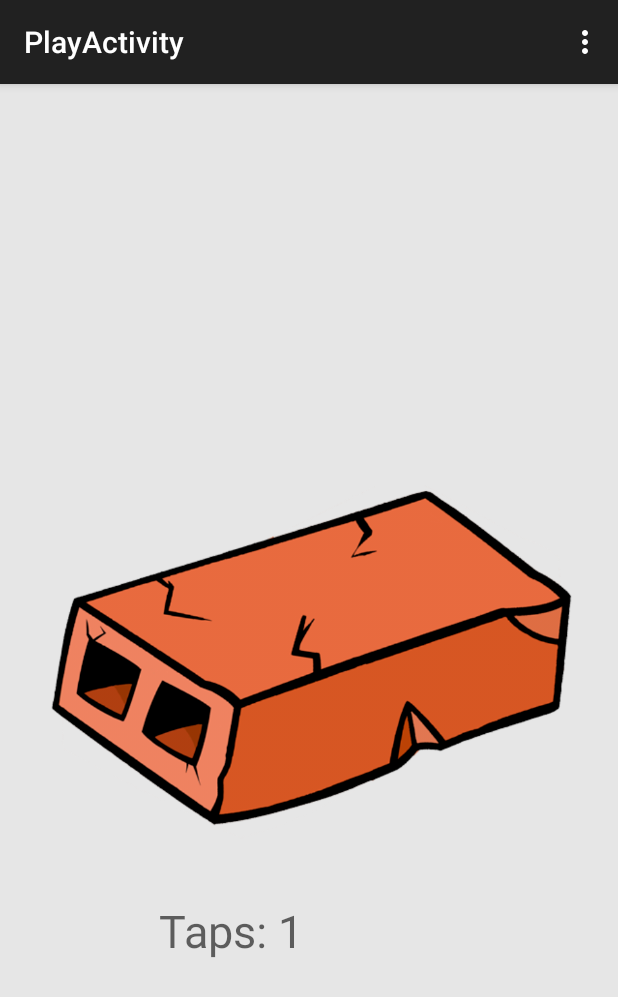
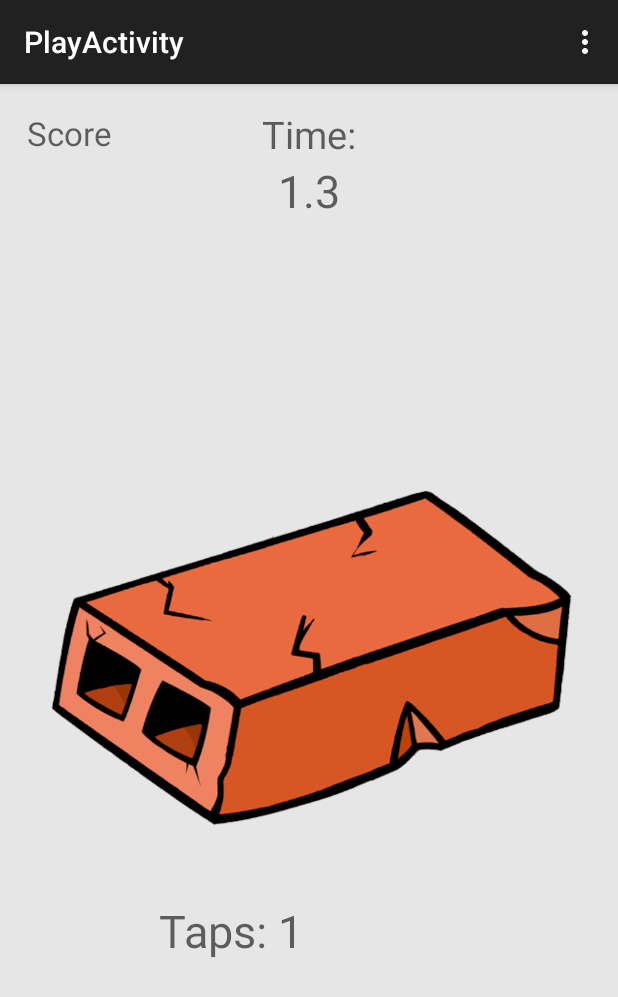
Before and after one commit to Turtle-Hero/IndividualGame, an Android app: the PlayActivity screen opened directly, with no data from a screen before it, after a tap on an icon or button, on a phone screen of 412 x 824 dp. Shown: the top 997 px of the screen. Run offline under Robolectric (Android 15) with nearby library versions, the phone set to English and light mode, and no system bars.

Commit message:
new 'cracked' state of brick
-brick health tracker
-score method

```diff
--- a/AndroidStudioProjects/IndividualGame/app/src/main/java/trevorwarner/individualgame/PlayActivity.java
+++ b/AndroidStudioProjects/IndividualGame/app/src/main/java/trevorwarner/individualgame/PlayActivity.java
@@ -1,6 +1,7 @@
 package trevorwarner.individualgame;
 
 import android.graphics.drawable.Drawable;
+import android.os.CountDownTimer;
 import android.support.v7.app.ActionBarActivity;
 import android.os.Bundle;
 import android.util.Log;
@@ -11,17 +12,23 @@ import android.widget.ImageButton;
 import android.widget.TextView;
 
 
+
 public class PlayActivity extends ActionBarActivity {
 
     private int brickTapCount;
     private int brickHealth;
     private int totalBrickHealth;
     private int twoThirdsHealth;
+    private int oneThirdHealth;
     private int score;
     private TextView brickView;
+    private TextView scoreKeeper;
+    private TextView timeKeeper;
+    private String timeSec;
+    private String timeMilli;
     private String brickTapString;
     private ImageButton brickButton;
-    private Drawable crackBrick;
+    long millis;
     private String TAG = " TAG ";
 
     @Override
@@ -29,13 +36,19 @@ public class PlayActivity extends ActionBarActivity {
         super.onCreate(savedInstanceState);
         setContentView(R.layout.activity_play);
         brickView = (TextView) findViewById(R.id.brickCount);
+        scoreKeeper = (TextView) findViewById(R.id.scoreKeeper);
+        timeKeeper = (TextView) findViewById(R.id.timeKeeper);
         brickButton = (ImageButton) findViewById(R.id.brickButton);
-        totalBrickHealth = 3;
-        brickHealth = totalBrickHealth;
-
         setHealthMarks();
         brickButton.setOnClickListener(brickListener);
+
+        timeKeeper.setText("10:00");
+
+        timer(); //starts the 10sec countdown
+
     }
+
+
 
     View.OnClickListener brickListener = new View.OnClickListener() {
         @Override
@@ -46,6 +59,7 @@ public class PlayActivity extends ActionBarActivity {
         }
     };
 
+    //display the # of taps
     public void brickTapSetter() {
         brickTapString = brickView.getText().toString();
         brickTapString = brickTapString.substring(0, 5);
@@ -53,16 +67,55 @@ public class PlayActivity extends ActionBarActivity {
         brickView.setText(brickTapString + " " + brickTapCount);
     }
 
+    //updates the health values for brick
     public void updateBrickHealth() {
         brickHealth--;
         if (brickHealth == twoThirdsHealth){
             brickButton.setImageResource(R.drawable.cracked_brick);
         }
+        if ( brickHealth == oneThirdHealth ){
+            brickButton.setImageResource(R.drawable.broken_brick);
+        }
+        if (brickHealth == 0){
+            updateScore();
+
+        }
     }
 
     public void setHealthMarks() {
+        totalBrickHealth = 3;
+        brickHealth = totalBrickHealth;
         twoThirdsHealth = (totalBrickHealth / 3) * 2;
-        Log.d(TAG, " "+ twoThirdsHealth);
+        oneThirdHealth = (totalBrickHealth / 3);
+
+    }
+
+    public void updateScore() {
+        score++;
+        scoreKeeper.setText("" + score);
+    }
+    //countdown timer accurate to tenths place
+    public void timer() {
+        new  CountDownTimer(10000, 10) {
+
+            @Override
+            public void onTick(long millisUntilFinished) {
+                millis = millisUntilFinished;
+                timeSec = "" + millis / 1000;
+                timeMilli = "" + (millis / 100);
+                if (timeMilli.length() > 1) {
+                    timeMilli = timeMilli.substring(1);
+                }
+                timeKeeper.setText(timeSec + "." + timeMilli);
+
+            }
+
+            @Override
+            public void onFinish() {
+                timeKeeper.setText("0.0");
+            }
+        }.start();
+
     }
 
 
--- a/AndroidStudioProjects/IndividualGame/app/src/main/res/layout/activity_play.xml
+++ b/AndroidStudioProjects/IndividualGame/app/src/main/res/layout/activity_play.xml
@@ -34,4 +34,50 @@
         android:layout_marginLeft="90dp"
         android:layout_marginStart="90dp"
         android:layout_marginTop="30dp" />
+
+    <TextView
+        android:layout_width="wrap_content"
+        android:layout_height="wrap_content"
+        android:textAppearance="?android:attr/textAppearanceMedium"
+        android:text="@string/time_keeper"
+        android:id="@+id/timeTextView"
+        android:textSize="25dp"
+        android:layout_alignParentTop="true"
+        android:layout_centerHorizontal="true"
+        android:layout_marginTop="0dp" />
+
+    <TextView
+        android:layout_width="wrap_content"
+        android:layout_height="wrap_content"
+        android:textAppearance="?android:attr/textAppearanceMedium"
+        android:text="10.00"
+        android:id="@+id/timeKeeper"
+        android:layout_below="@+id/timeTextView"
+        android:layout_centerHorizontal="true"
+        android:textSize="30dp" />
+
+    <TextView
+        android:layout_width="wrap_content"
+        android:layout_height="wrap_content"
+        android:textAppearance="?android:attr/textAppearanceMedium"
+        android:text="@string/scoreText"
+        android:id="@+id/scoreTextView"
+        android:textSize="22dp"
+        android:layout_alignParentTop="true"
+        android:layout_alignParentLeft="true"
+        android:layout_alignParentStart="true"
+        android:layout_marginLeft="2dp"
+        android:layout_marginTop="2dp" />
+
+    <TextView
+        android:layout_width="wrap_content"
+        android:layout_height="wrap_content"
+        android:textAppearance="?android:attr/textAppearanceMedium"
+        android:id="@+id/scoreKeeper"
+        android:textSize="30dp"
+        android:layout_below="@+id/scoreTextView"
+        android:layout_alignParentLeft="true"
+        android:layout_alignParentStart="true"
+        android:layout_marginLeft="20dp" />
+
 </RelativeLayout>
--- a/AndroidStudioProjects/IndividualGame/app/src/main/res/values/strings.xml
+++ b/AndroidStudioProjects/IndividualGame/app/src/main/res/values/strings.xml
@@ -2,7 +2,8 @@
     <string name="app_name">IndividualGame</string>
     <string name="action_settings">Settings</string>
     <string name="title_activity_play">PlayActivity</string>
-
+    <string name="time_keeper"> Time: </string>
     <string name="hello_world">Hello world!</string>
     <string name="brickTapString">Taps: 0</string>
+    <string name="scoreText"> Score </string>
 </resources>
```
Also changed, not shown: AndroidStudioProjects/IndividualGame/app/src/main/res/mipmap-hdpi/ic_launcher.png (deleted).
